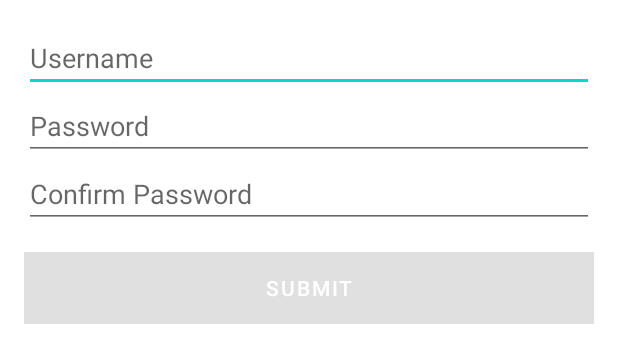
After one commit to RainPacker/bluetoothPrintDemo, an Android app: the layout login.xml on its own in the app's theme, with its tools: preview values and no code run, on a phone screen of 412 x 824 dp. The commit adds this screen. Shown: the top 363 px of the screen. Run offline under Robolectric (Android 15) with nearby library versions, the phone set to English and light mode, and no system bars.

Commit message:
更新优化

```diff
--- a/app/src/main/java/com/weifu/app/MainActivity.java
+++ b/app/src/main/java/com/weifu/app/MainActivity.java
@@ -108,11 +108,11 @@ public class MainActivity extends AppCompatActivity /**implements Scanner.DataLi
     String TAG = getClass().getSimpleName();
     // prod
 //    private static final String LOADRL ="http://10.1.4.141:81/" ;
-    private static final String LOADRL ="http://10.204.10.28:31338/" ;
+//    private static final String LOADRL ="http://10.204.10.28:31338/" ;
 //    private static final String LOADRL ="http://10.1.77.103/" ;
 
 //    private static final String LOADRL ="http://10.1.4.145" ;
-   // private static final String LOADRL ="file:///android_asset/test.html" ;
+    private static final String LOADRL ="file:///android_asset/test.html" ;
 //    private static final String LOADRL ="http://10.94.31.150:31223/" ;
     private WebView webView;
     private final int PICK_REQUEST = 10011;
@@ -135,6 +135,8 @@ public class MainActivity extends AppCompatActivity /**implements Scanner.DataLi
     private boolean isGrant= false;
     private static final String PREF_FIRST_RUN = "first_run";
     NotificationChannel channel;
+
+    private boolean isFirst = false;
 
 
     public final IMyBinder getPrinterBinder() {
@@ -312,12 +314,17 @@ public class MainActivity extends AppCompatActivity /**implements Scanner.DataLi
         LinearLayout.LayoutParams layoutParams = new LinearLayout.LayoutParams(ViewGroup.LayoutParams.MATCH_PARENT, ViewGroup.LayoutParams.MATCH_PARENT);
         layoutParams.bottomMargin=(int)getNavigationBarHeight();
         webView.setLayoutParams(layoutParams);
-
-      //  createNoticeChannel();
+        SharedPreferences spf = getSharedPreferences("initFlag",MODE_PRIVATE);
+         isFirst = spf.getBoolean("isFirst", false);
+        Log.d(TAG, "onCreate: isFirst==>"+isFirst);
+        //  createNoticeChannel();
         if (Build.VERSION.SDK_INT >= Build.VERSION_CODES.M) {
             boolean ignoringBatteryOptimizations = BatteryOptimizationHelper.isIgnoringBatteryOptimizations(this);
             if (!ignoringBatteryOptimizations) {
-                BatteryOptimizationHelper.requestIgnoreBatteryOptimization(this);
+                if (!isFirst) {
+                    BatteryOptimizationHelper.requestIgnoreBatteryOptimization(this);
+                }
+
             }
         }
 
@@ -406,6 +413,12 @@ public class MainActivity extends AppCompatActivity /**implements Scanner.DataLi
                 }
 
             }
+        }
+        if (requestCode == BatteryOptimizationHelper.REQUEST_IGNORE_BATTERY_OPTIMIZATION) {
+            Log.i(TAG,"设置结果"+data);
+            SharedPreferences.Editor edit = getSharedPreferences("initFlag", MODE_PRIVATE).edit();
+            edit.putBoolean("isFirst", true);
+            edit.apply();
         }
     }
 
--- a/app/src/main/java/com/weifu/app/helper/BatteryOptimizationHelper.java
+++ b/app/src/main/java/com/weifu/app/helper/BatteryOptimizationHelper.java
@@ -14,7 +14,7 @@ import android.provider.Settings;
 import androidx.annotation.RequiresApi;
 
 public class BatteryOptimizationHelper {
-    private static final int REQUEST_IGNORE_BATTERY_OPTIMIZATION = 1001;
+    public static final int REQUEST_IGNORE_BATTERY_OPTIMIZATION = 1001;
 
     @RequiresApi(api = Build.VERSION_CODES.M)
     public static boolean isIgnoringBatteryOptimizations(Context context) {
--- a/app/src/main/java/com/weifu/app/service/SocketServices.java
+++ b/app/src/main/java/com/weifu/app/service/SocketServices.java
@@ -54,7 +54,7 @@ public class SocketServices    extends Service {
     @Override
     public void onCreate() {
         super.onCreate();
-        startForeground(NOTIFICATION_ID, createNotification("已连接通知服务器"));
+
     }
 
 
--- /dev/null
+++ b/app/src/main/res/layout/login.xml
@@ -0,0 +1,47 @@
+<?xml version="1.0" encoding="utf-8"?>
+<!-- activity_main.xml -->
+<LinearLayout xmlns:android="http://schemas.android.com/apk/res/android"
+    xmlns:app="http://schemas.android.com/apk/res-auto"
+    android:layout_width="match_parent"
+    android:layout_height="match_parent"
+    android:orientation="vertical"
+    android:padding="16dp">
+
+    <EditText
+        android:id="@+id/et_username"
+        android:layout_width="match_parent"
+        android:layout_height="wrap_content"
+        android:hint="Username"
+        android:inputType="textPersonName"
+        android:maxLines="1"
+        android:importantForAutofill="no" />
+
+    <EditText
+        android:id="@+id/et_password"
+        android:layout_width="match_parent"
+        android:layout_height="wrap_content"
+        android:hint="Password"
+        android:inputType="textPassword"
+        android:maxLines="1"
+        android:importantForAutofill="no" />
+
+    <EditText
+        android:id="@+id/et_confirm_password"
+        android:layout_width="match_parent"
+        android:layout_height="wrap_content"
+        android:hint="Confirm Password"
+        android:inputType="textPassword"
+        android:maxLines="1"
+        android:importantForAutofill="no" />
+
+    <Button
+        android:id="@+id/btn_submit"
+        android:layout_width="match_parent"
+        android:layout_height="wrap_content"
+        android:text="Submit"
+        android:layout_marginTop="16dp"
+        android:enabled="false"
+        android:textColor="@color/white"
+        android:background="@color/button_green" />
+
+</LinearLayout>
--- a/app/src/main/res/values/strings.xml
+++ b/app/src/main/res/values/strings.xml
@@ -16,7 +16,7 @@
     <string name="btnFingerprint">指纹登录</string>
     <string name="btnPasswordLogin">密码登录</string>
     <string name="btnEnableFingerprint">开通指纹登录</string>
-    <string name="socket_url">http://10.204.10.28:30546</string>
+    <string name="socket_url">http://192.168.5.17:9090</string>
 
     <!-- 登录页面 -->
     <string name="app_logo">应用图标</string>
```
Also changed, not shown: 1 other file.
